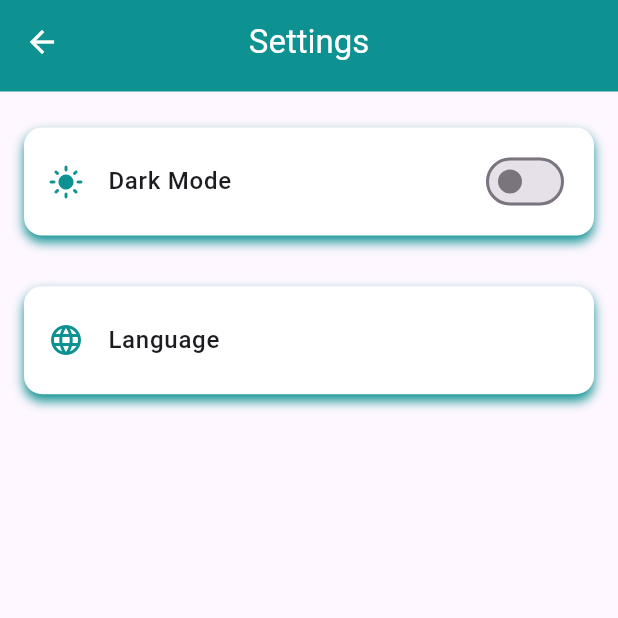
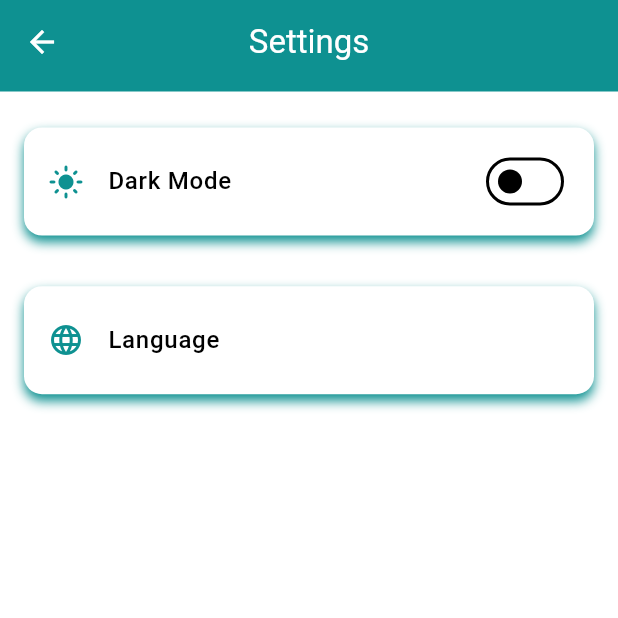
Before and after one commit to OmarAmeer96/Time-Pulse, a Flutter app: the SettingsView screen opened by its route, on a phone screen of 412 x 824 dp, the top half of it. Run offline on Flutter 3.47's test engine with Material 3 defaults, Android fonts, the light colour scheme and no system bars; our stand-ins replace bloc, cloud_firestore, firebase_auth, firebase_core, flutter_bloc, flutter_screenutil and 2 more; accounts and stored records are empty; network calls fail; statements that could not run were skipped.

Commit message:
handle colors

```diff
--- a/lib/core/theme.dart
+++ b/lib/core/theme.dart
@@ -7,6 +7,8 @@ class MyTheme {
   static Color greyColor =Color(0xff575656);
 
   static ThemeData lightMode = ThemeData(
+      colorScheme: ColorScheme.light(primary: primaryColor),
+      buttonTheme: ButtonThemeData(textTheme: ButtonTextTheme.primary),
     canvasColor: Colors.white,
       floatingActionButtonTheme: FloatingActionButtonThemeData(
         foregroundColor: Colors.white,
@@ -38,6 +40,8 @@ class MyTheme {
       ));
 
   static ThemeData darkMode = ThemeData(
+      colorScheme: ColorScheme.dark(primary: primaryColor),
+      buttonTheme: ButtonThemeData(textTheme: ButtonTextTheme.primary),
     scaffoldBackgroundColor: blackColor,
     floatingActionButtonTheme: FloatingActionButtonThemeData(
       foregroundColor: blackColor,
```
